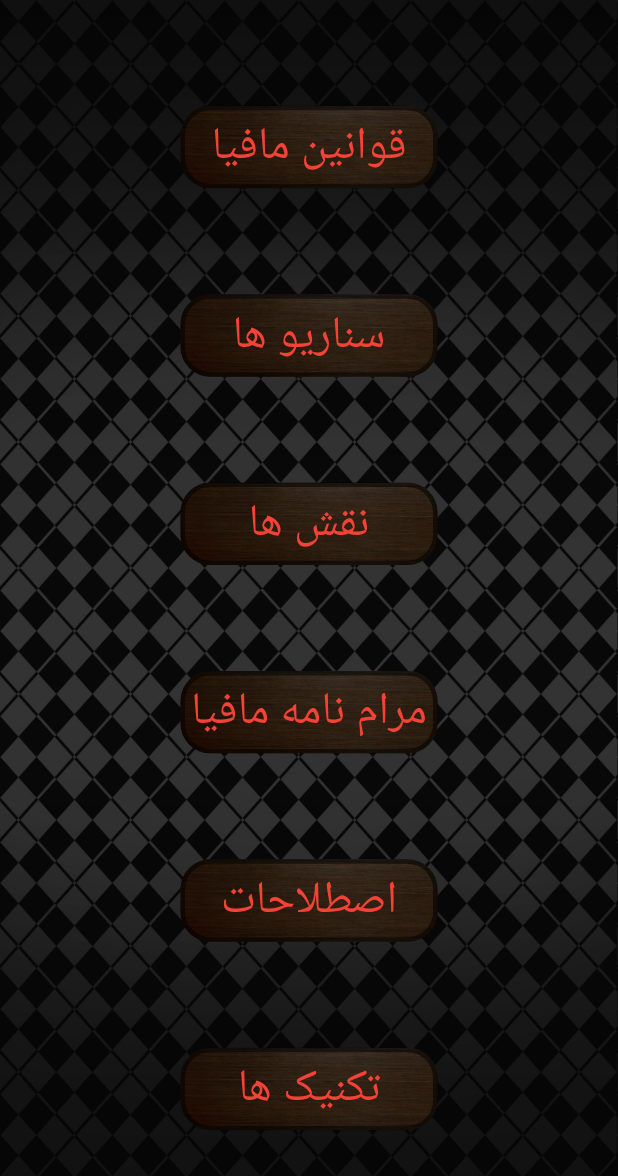
After one commit to yolowex/mafia_tutorial, a Flutter app: the screen it shows after launch, on a phone screen of 412 x 824 dp. The commit adds this screen. Shown: the top 1176 px of the screen. Run offline on Flutter 3.47's test engine with Material 2 defaults, Android fonts, the light colour scheme and no system bars.

Commit message:
Added page manager

```diff
--- a/lib/main_button.dart
+++ b/lib/main_button.dart
@@ -13,7 +13,7 @@ class _MainButtonState extends State<MainButton> {
   final TextStyle textStyle1 =
       TextStyle(fontSize: 30, color: Colors.red.shade500);
   final TextStyle textStyle2 =
-      TextStyle(fontSize: 30, color: Colors.red.shade800);
+      TextStyle(fontSize: 30, color: Colors.red.shade900);
 
   bool isTapping = false;
 
@@ -21,21 +21,19 @@ class _MainButtonState extends State<MainButton> {
   Widget build(BuildContext context) {
     // todo: find bug reason
     var currentStyle = isTapping? textStyle2 : textStyle1;
-    print("current style: $currentStyle & isTapping $isTapping");
 
     return Container(
       decoration: BoxDecoration(
         borderRadius: BorderRadius.circular(20),
         border: Border.all(width: 3, color: Colors.black54),
-        image: DecorationImage(
+        image: const DecorationImage(
             image: AssetImage("assets/images/dark_oak.jpeg"), fit: BoxFit.fill),
       ),
       padding: const EdgeInsets.all(0.0),
       child: Material(
         color: Colors.transparent,
-        child: Container(
         child: InkWell(
-            splashColor: Color.fromARGB(80, 220, 155, 155),
+          splashColor: const Color.fromARGB(80, 220, 155, 155),
           borderRadius: BorderRadius.circular(20),
           onTap: () {},
           onTapDown: (d) {
@@ -51,7 +49,7 @@ class _MainButtonState extends State<MainButton> {
           },
           child: Center(
             child: Padding(
-                padding: EdgeInsets.all(4.0),
+              padding: const EdgeInsets.all(4.0),
               child: Text(
                 widget.text,
                 style: currentStyle
@@ -60,7 +58,6 @@ class _MainButtonState extends State<MainButton> {
           ),
         ),
       ),
-      ),
     );
   }
 }
--- /dev/null
+++ b/lib/page_manager.dart
@@ -0,0 +1,49 @@
+import 'package:flutter/material.dart';
+
+import 'main_button.dart';
+
+enum PageEnum{
+  main,
+}
+
+
+class PageManager extends StatefulWidget{
+  const PageManager({super.key});
+
+
+  @override
+  State<PageManager> createState() => _PageManagerState();
+}
+
+class _PageManagerState extends State<PageManager> {
+  @override
+  Widget build(BuildContext context) {
+    return Container(
+      height: 2000,
+      decoration: const BoxDecoration(
+          image: DecorationImage(
+              image: AssetImage("assets/images/wallpaper.jpg"),
+              fit: BoxFit.fill
+          )
+      ),
+      child: Center(
+        child: IntrinsicWidth(
+          // stepWidth: 1,
+          child: Column(
+            mainAxisSize: MainAxisSize.max,
+            mainAxisAlignment: MainAxisAlignment.spaceEvenly,
+            crossAxisAlignment: CrossAxisAlignment.stretch,
+            children: [
+              MainButton("قوانین مافیا"),
+              MainButton("سناریو ها"),
+              MainButton("نقش ها"),
+              MainButton("مرام نامه مافیا"),
+              MainButton("اصطلاحات"),
+              MainButton("تکنیک ها"),
+            ],
+          ),
+        ),
+      ),
+    );
+  }
+}
```
Also changed, not shown: lib/main.dart (+3 -30 lines). Lines whose indentation alone changed are shown as unchanged.
